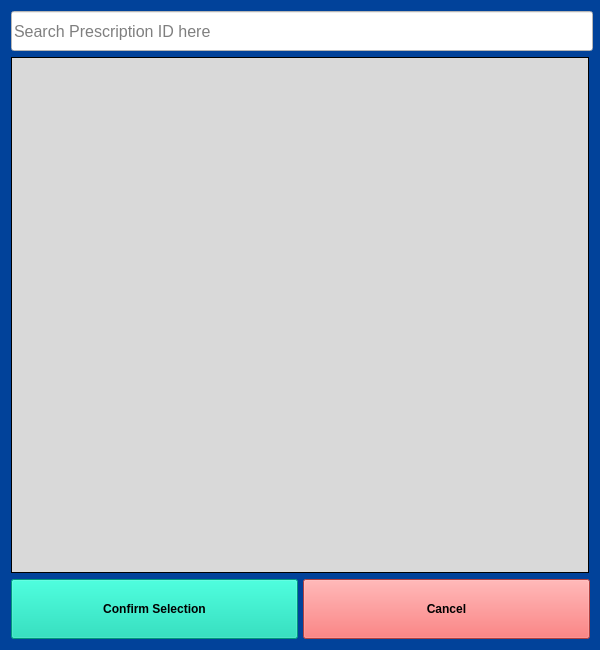
The window that UI/Select_Exam_Presciption_Widget.ui (JamaicaBoi/MIM_prototype1) describes before a commit, drawn with Qt 5.
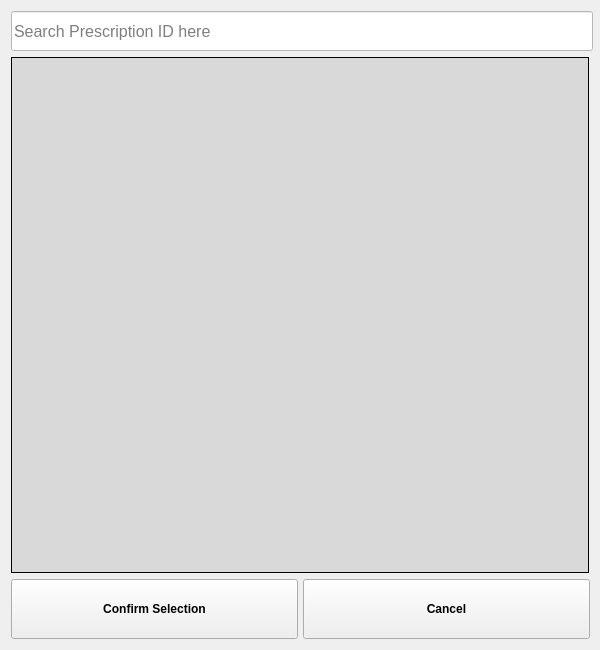
The same window after the commit.

What changed in the file:
```diff
--- a/UI/Select_Exam_Presciption_Widget.ui
+++ b/UI/Select_Exam_Presciption_Widget.ui
@@ -25,9 +25,6 @@
   <property name="windowTitle">
    <string>Search &amp; Select Prescription</string>
   </property>
-  <property name="styleSheet">
-   <string notr="true">background-color: rgb(1, 66, 154);</string>
-  </property>
   <layout class="QVBoxLayout" name="verticalLayout">
    <item>
     <widget class="QLineEdit" name="Searchbar">
@@ -108,9 +105,6 @@
          <bold>true</bold>
         </font>
        </property>
-       <property name="styleSheet">
-        <string notr="true">background-color: rgb(0, 212, 174);</string>
-       </property>
        <property name="text">
         <string>Confirm Selection</string>
        </property>
@@ -142,9 +136,6 @@
          <bold>true</bold>
         </font>
        </property>
-       <property name="styleSheet">
-        <string notr="true">background-color: rgb(243, 90, 90);</string>
-       </property>
        <property name="text">
         <string>Cancel</string>
        </property>
```
